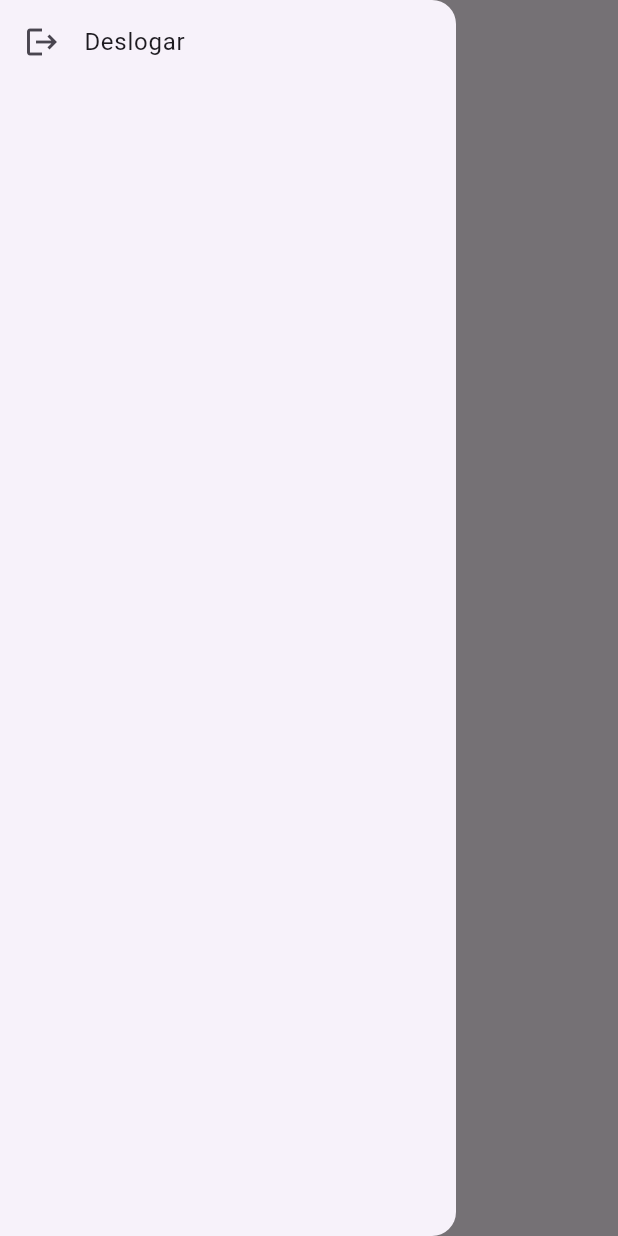
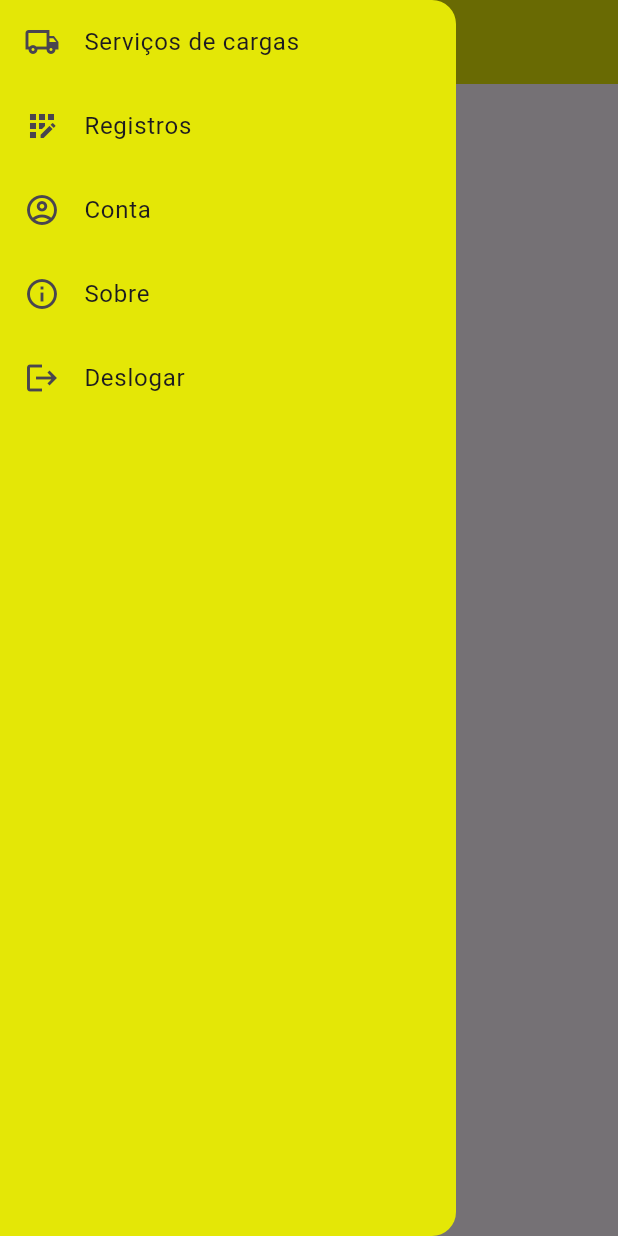
Before and after one commit to bevaristobento/PilotoYangue, a Flutter app: the HomePiloto screen opened directly, with the side drawer open, on a phone screen of 412 x 824 dp. Run offline on Flutter 3.47's test engine with Material 3 defaults, Android fonts, the phone set to English and light mode, and no system bars; our stand-ins replace firebase_auth, firebase_core; accounts and stored records are empty; generated files the repository leaves out were written again.

Commit message:
terceiro  commit

```diff
--- a/lib/telas/auth_piloto.dart
+++ b/lib/telas/auth_piloto.dart
@@ -222,7 +222,9 @@ class _AuthenticionPilotoState extends State<AuthenticionPiloto> {
 
         var resposta = _authServico
             .cadastrarUsuario(nome: nome, senha: senha, email: email.trim())
-            .onError((FirebaseAuthException error, stackTrace) {
+            .onError((FirebaseAuthException error, stackTrace)
+            // ignore: body_might_complete_normally_nullable
+            {
           var msg = "";
           if (error.code == "email-already-in-use") {
             msg = "Email Já em Uso";
--- a/lib/telas/home_piloto.dart
+++ b/lib/telas/home_piloto.dart
@@ -10,12 +10,45 @@ class HomePiloto extends StatelessWidget {
   Widget build(BuildContext context) {
     return Scaffold(
       appBar: AppBar(
-        title: const Text("tela inicial"),
+        backgroundColor:const Color.fromARGB(255, 228, 231, 6),
+        title: Row(
+          children: [
+            Image.asset( 'assets/logotipo8.png',height: 60,),
+           const SizedBox(width: 8,),
+            const Text("Piloto Yangue",style: TextStyle(fontWeight: FontWeight.bold ),),
+          ],
+        )
+
+
+
       ),
-      drawer: Drawer(
+      drawer: Drawer(backgroundColor: const Color.fromARGB(255, 228, 231, 6),
         child: ListView(
           children: [
             ListTile(
+              leading: const Icon(Icons.local_shipping_outlined),
+              title: const Text("Serviços de cargas"),
+              onTap: () {},
+            ),
+            ListTile(
+              leading: const Icon(Icons.app_registration_outlined),
+              title: const Text("Registros"),
+              onTap: () {
+
+              },
+            ),
+
+            ListTile(
+              leading: const Icon(Icons.account_circle_outlined),
+              title: const Text("Conta"),
+              onTap: (){},
+            ),
+            ListTile(
+              leading: const Icon(Icons.info_outlined),
+              title: const Text("Sobre"),
+              onTap: (){},
+            ),
+                        ListTile(
               leading: const Icon(Icons.logout),
               title: const Text("Deslogar"),
               onTap: () {
```
